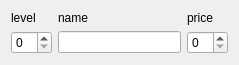
This is WeaponEditor.ui in smithbt/StarfinderCharacterApp as Qt 5 draws it before an edit. The edited form follows.
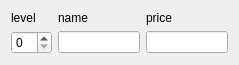
This is the edited form.

Commit message: Converted price spinBox to lineEdit (with QIntValidator) to better handle large values.

The edit to the form file:
```diff
--- a/WeaponEditor.ui
+++ b/WeaponEditor.ui
@@ -44,7 +44,7 @@
       </widget>
      </item>
      <item row="1" column="2">
-      <widget class="QSpinBox" name="price_spinBox"/>
+      <widget class="QLineEdit" name="price_lineEdit"/>
      </item>
     </layout>
    </item>
```
The commit also changes 1 other file.
